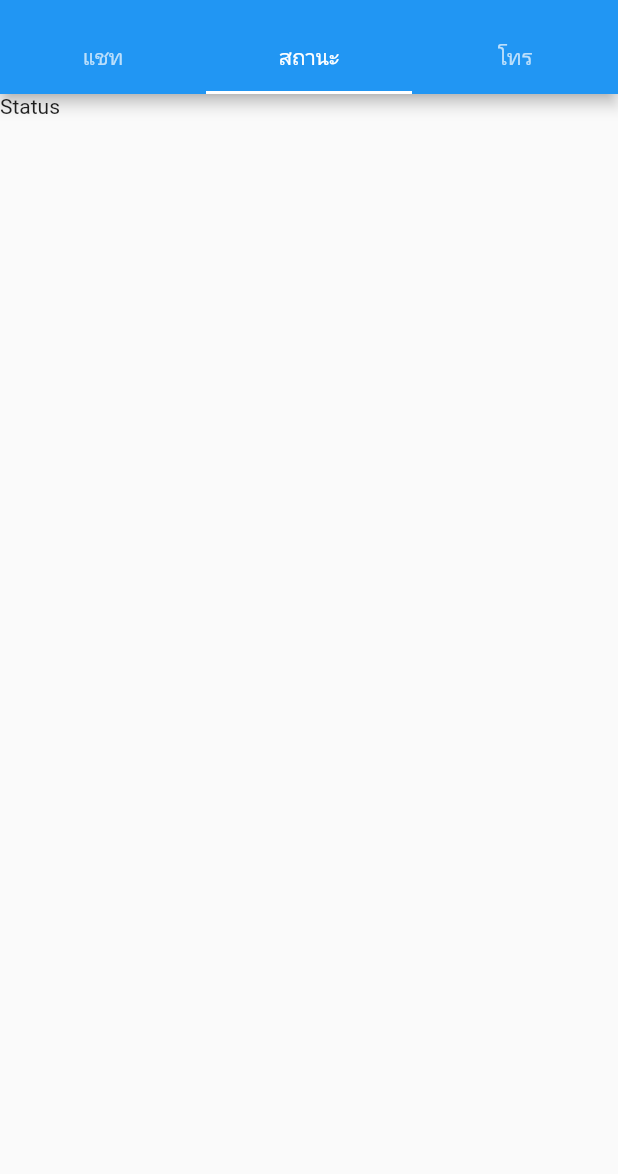
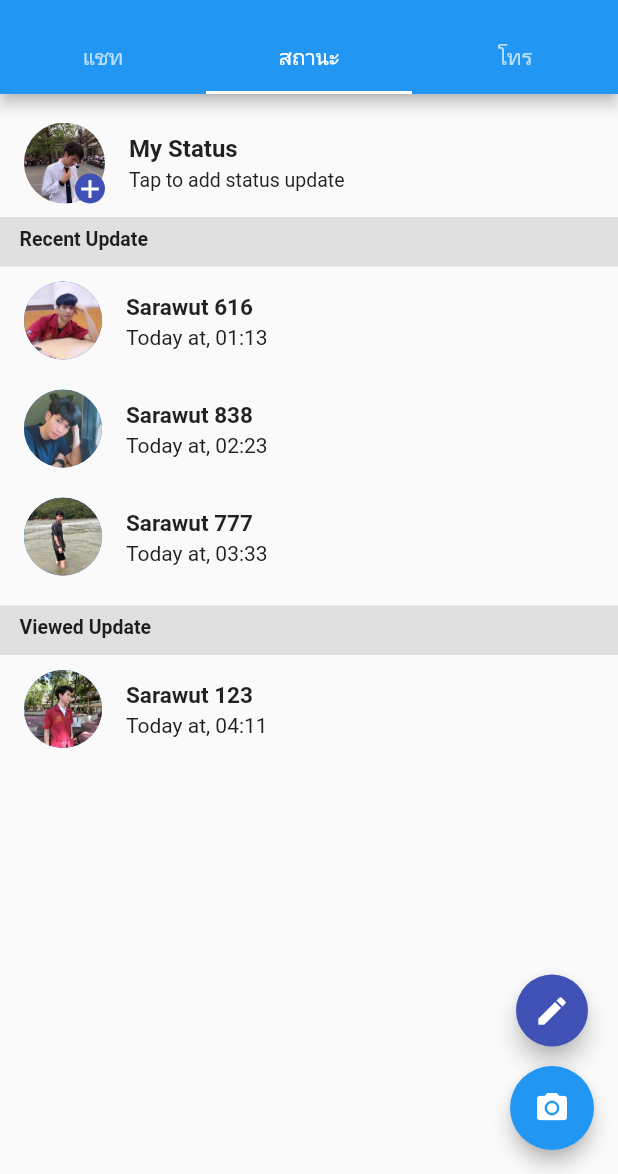
Before and after one commit to namosarawut/chatApp, a Flutter app: the HomeScreen screen opened directly with empty values, tab 2 chosen, on a phone screen of 412 x 824 dp, the part 62-1236 px from its top. Run offline on Flutter 3.47's test engine with Material 2 defaults, Android fonts, the phone set to English and light mode, and no system bars; our stand-ins replace camera, flutter_svg, socket_io_client, video_player; Roboto replaces fonts that are missing (OpenSans).

Commit message:
statusPage UPDATE

```diff
--- /dev/null
+++ b/lib/CustomUI/StatusPage/HeadOwnStatus.dart
@@ -0,0 +1,42 @@
+import 'package:flutter/material.dart';
+
+class HeadOwnStatus extends StatelessWidget {
+  const HeadOwnStatus({Key? key}) : super(key: key);
+
+  @override
+  Widget build(BuildContext context) {
+    return ListTile(
+      leading: Stack(
+        children: [
+          CircleAvatar(
+            radius: 27,
+            backgroundColor: Colors.white,
+            backgroundImage: AssetImage("assets/profile5.jpg"),
+          ),
+          Positioned(
+              bottom: 0,
+              right: 0,
+              child: CircleAvatar(
+                radius: 10,
+                backgroundColor: Colors.indigo,
+                child: Icon(
+                  Icons.add,
+                  color: Colors.white,
+                  size: 20,
+                ),
+              ))
+        ],
+      ),
+      title: Text(
+        "My Status",
+        style: TextStyle(fontWeight: FontWeight.bold),
+
+      ),
+      subtitle: Text(
+        "Tap to add status update",
+        style: TextStyle(fontSize: 13,color: Colors.grey[900]),
+
+      ),
+    );
+  }
+}
--- /dev/null
+++ b/lib/CustomUI/StatusPage/other_status.dart
@@ -0,0 +1,28 @@
+import 'package:flutter/material.dart';
+
+class OthersStatus extends StatelessWidget {
+  final String? name;
+  final String? time;
+  final String? imgpath;
+   OthersStatus({Key? key,this.name,this.time,this.imgpath}) : super(key: key);
+
+  @override
+  Widget build(BuildContext context) {
+    return ListTile(
+      leading: CircleAvatar(
+        radius: 26,
+        backgroundImage: AssetImage("${imgpath}"),
+      ),
+      title: Text(
+        "${name}",
+        style: TextStyle(fontWeight: FontWeight.bold,fontSize: 15),
+
+      ),
+      subtitle: Text(
+        "Today at, ${time}",
+        style: TextStyle(fontSize: 14,color: Colors.grey[900]),
+
+      ),
+    );
+  }
+}
--- /dev/null
+++ b/lib/Page/status_page.dart
@@ -0,0 +1,82 @@
+import 'package:chatapp/CustomUI/StatusPage/HeadOwnStatus.dart';
+import 'package:chatapp/CustomUI/StatusPage/other_status.dart';
+import 'package:flutter/material.dart';
+
+class StatusPage extends StatefulWidget {
+  const StatusPage({Key? key}) : super(key: key);
+
+  @override
+  State<StatusPage> createState() => _StatusPageState();
+}
+
+class _StatusPageState extends State<StatusPage> {
+  @override
+  Widget build(BuildContext context) {
+    return Scaffold(
+      floatingActionButton: Column(
+        mainAxisAlignment: MainAxisAlignment.end,
+        children: [
+          Container(
+            height: 48,
+            child: FloatingActionButton(
+              backgroundColor: Colors.indigo,
+              onPressed: () {},
+              child: Icon(
+                Icons.edit,
+                color: Colors.white,
+              ),
+            ),
+          ),
+          SizedBox(
+            height: 13,
+          ),
+          Container(
+            child: FloatingActionButton(
+              elevation: 5,
+              onPressed: () {},
+              child: Icon(
+                Icons.camera_alt,
+                color: Colors.white,
+              ),
+            ),
+          )
+        ],
+      ),
+      body: SingleChildScrollView(
+        child: Column(
+          children: [
+            SizedBox(
+              height: 10,
+            ),
+            HeadOwnStatus(),
+            Buildlabel(context,"Recent Update"),
+            OthersStatus(name: "Sarawut 616",time: "01:13",imgpath: "assets/profile1.jpg",),
+            OthersStatus(name: "Sarawut 838",time: "02:23",imgpath: "assets/profile2.jpg",),
+            OthersStatus(name: "Sarawut 777",time: "03:33",imgpath: "assets/profile3.jpg",),
+            SizedBox(
+              height: 10,
+            ),
+            Buildlabel(context,"Viewed Update"),
+
+            OthersStatus(name: "Sarawut 123",time: "04:11",imgpath: "assets/profile4.jpg",),
+          ],
+        ),
+      ),
+    );
+  }
+
+  Container Buildlabel(BuildContext context, String label) {
+    return Container(
+            height: 33,
+            width: MediaQuery.of(context).size.width,
+            color: Colors.grey[300],
+            child: Padding(
+              padding: EdgeInsets.symmetric(horizontal: 13,vertical: 7),
+              child: Text(
+                "${label}",
+                style: TextStyle(fontSize: 13, fontWeight: FontWeight.bold),
+              ),
+            ),
+          );
+  }
+}
--- a/lib/screen/home_scren.dart
+++ b/lib/screen/home_scren.dart
@@ -1,6 +1,7 @@
 import 'package:chatapp/Model/ChatModel.dart';
 import 'package:chatapp/Page/cameraPage.dart';
 import 'package:chatapp/Page/chat_page.dart';
+import 'package:chatapp/Page/status_page.dart';
 import 'package:flutter/material.dart';
 
 class HomeScreen extends StatefulWidget {
@@ -80,7 +81,7 @@ class _HomeScreenState extends State<HomeScreen>
           children: [
             // CameraPage(fromhome:"1"),
             ChatPage(chatmodels:widget.chatmodels,sourchat: widget.sourchat,),
-            Text("Status"),
+            StatusPage(),
             Text("Calls"),
           ],
         ));
--- a/lib/screen/indiviualPage.dart
+++ b/lib/screen/indiviualPage.dart
@@ -27,6 +27,7 @@ class _IndividualPageState extends State<IndividualPage> {
   ScrollController _scrollController = ScrollController();
 
   void connect() async {
+    // https://morning-shore-23134.herokuapp.com/check
     socket = await IO.io("http://192.168.1.30:5500", <String, dynamic>{
       "transports": ["websocket"],
       "autoConnect": false,
```
Also changed, not shown: assets/profile1.jpg (added), assets/profile2.jpg (added), assets/profile3.jpg (added), assets/profile4.jpg (added), assets/profile5.jpg (added).
